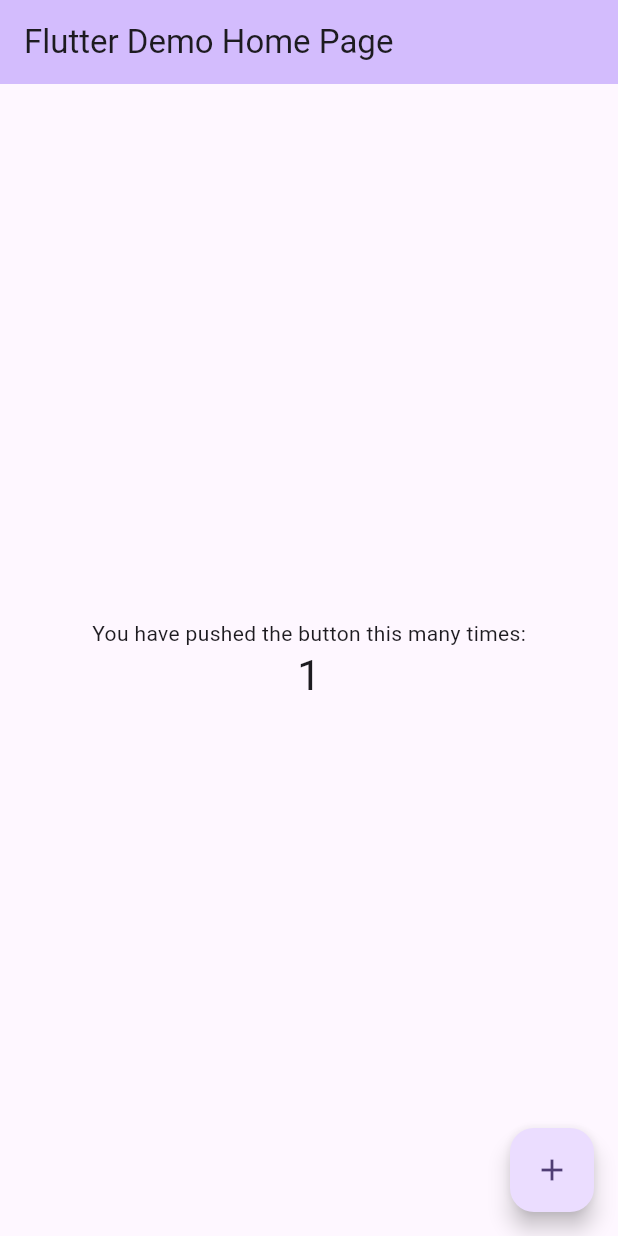
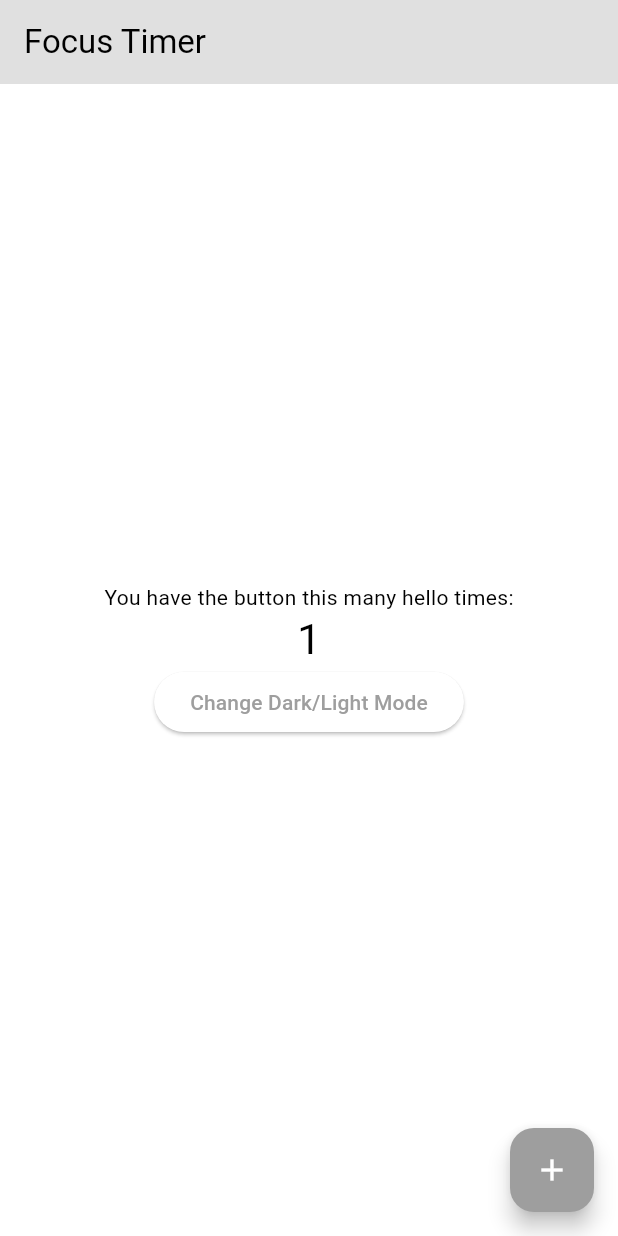
Before and after one commit to jobnbackpack/focus_timer, a Flutter app: the screen it shows after launch, after a tap on the "add" icon, on a phone screen of 412 x 824 dp. Run offline on Flutter 3.47's test engine with Material 3 defaults, Android fonts, the phone set to English and light mode, and no system bars.

Commit message:
feat: theme && theme provider

```diff
--- a/lib/main.dart
+++ b/lib/main.dart
@@ -1,7 +1,14 @@
 import 'package:flutter/material.dart';
+import 'package:focus_timer/ui/themes/theme_provider.dart';
+import 'package:provider/provider.dart';
 
 void main() {
-  runApp(const MyApp());
+  runApp(
+    ChangeNotifierProvider(
+      create: (context) => ThemeProvider(),
+      child: const MyApp(),
+    ),
+  );
 }
 
 class MyApp extends StatelessWidget {
@@ -11,42 +18,15 @@
   @override
   Widget build(BuildContext context) {
     return MaterialApp(
-      title: 'Flutter Demo',
-      theme: ThemeData(
-        // This is the theme of your application.
-        //
-        // TRY THIS: Try running your application with "flutter run". You'll see
-        // the application has a purple toolbar. Then, without quitting the app,
-        // try changing the seedColor in the colorScheme below to Colors.green
-        // and then invoke "hot reload" (save your changes or press the "hot
-        // reload" button in a Flutter-supported IDE, or press "r" if you used
-        // the command line to start the app).
-        //
-        // Notice that the counter didn't reset back to zero; the application
-        // state is not lost during the reload. To reset the state, use hot
-        // restart instead.
-        //
-        // This works for code too, not just values: Most code changes can be
-        // tested with just a hot reload.
-        colorScheme: ColorScheme.fromSeed(seedColor: Colors.deepPurple),
-        useMaterial3: true,
-      ),
-      home: const MyHomePage(title: 'Flutter Demo Home Page'),
+      title: 'Focus Timer',
+      theme: context.watch<ThemeProvider>().themeData,
+      home: const MyHomePage(title: 'Focus Timer'),
     );
   }
 }
 
 class MyHomePage extends StatefulWidget {
   const MyHomePage({super.key, required this.title});
-
-  // This widget is the home page of your application. It is stateful, meaning
-  // that it has a State object (defined below) that contains fields that affect
-  // how it looks.
-
-  // This class is the configuration for the state. It holds the values (in this
-  // case the title) provided by the parent (in this case the App widget) and
-  // used by the build method of the State. Fields in a Widget subclass are
-  // always marked "final".
 
   final String title;
 
@@ -59,59 +39,33 @@
 
   void _incrementCounter() {
     setState(() {
-      // This call to setState tells the Flutter framework that something has
-      // changed in this State, which causes it to rerun the build method below
-      // so that the display can reflect the updated values. If we changed
-      // _counter without calling setState(), then the build method would not be
-      // called again, and so nothing would appear to happen.
       _counter++;
     });
   }
 
   @override
   Widget build(BuildContext context) {
-    // This method is rerun every time setState is called, for instance as done
-    // by the _incrementCounter method above.
-    //
-    // The Flutter framework has been optimized to make rerunning build methods
-    // fast, so that you can just rebuild anything that needs updating rather
-    // than having to individually change instances of widgets.
     return Scaffold(
       appBar: AppBar(
-        // TRY THIS: Try changing the color here to a specific color (to
-        // Colors.amber, perhaps?) and trigger a hot reload to see the AppBar
-        // change color while the other colors stay the same.
-        backgroundColor: Theme.of(context).colorScheme.inversePrimary,
-        // Here we take the value from the MyHomePage object that was created by
-        // the App.build method, and use it to set our appbar title.
+        backgroundColor: Theme.of(context).colorScheme.background,
         title: Text(widget.title),
       ),
       body: Center(
-        // Center is a layout widget. It takes a single child and positions it
-        // in the middle of the parent.
         child: Column(
-          // Column is also a layout widget. It takes a list of children and
-          // arranges them vertically. By default, it sizes itself to fit its
-          // children horizontally, and tries to be as tall as its parent.
-          //
-          // Column has various properties to control how it sizes itself and
-          // how it positions its children. Here we use mainAxisAlignment to
-          // center the children vertically; the main axis here is the vertical
-          // axis because Columns are vertical (the cross axis would be
-          // horizontal).
-          //
-          // TRY THIS: Invoke "debug painting" (choose the "Toggle Debug Paint"
-          // action in the IDE, or press "p" in the console), to see the
-          // wireframe for each widget.
           mainAxisAlignment: MainAxisAlignment.center,
           children: <Widget>[
             const Text(
-              'You have pushed the button this many times:',
+              'You have the button this many hello times:',
             ),
             Text(
               '$_counter',
               style: Theme.of(context).textTheme.headlineMedium,
             ),
+            ElevatedButton(
+                onPressed: () {
+                  context.read<ThemeProvider>().toggleTheme();
+                },
+                child: const Text("Change Dark/Light Mode"))
           ],
         ),
       ),
--- /dev/null
+++ b/lib/ui/themes/dark_mode.dart
@@ -0,0 +1,11 @@
+import 'package:flutter/material.dart';
+
+ThemeData darkMode = ThemeData(
+  colorScheme: ColorScheme.dark(
+    background: const Color.fromARGB(255,20,20,20),
+    primary: const Color.fromARGB(255,122,122,122),
+    secondary: const Color.fromARGB(255,30,30,30),
+    tertiary: const Color.fromARGB(255,47,47,47),
+    inversePrimary: Colors.grey.shade300,
+  ),
+);
--- /dev/null
+++ b/lib/ui/themes/light_mode.dart
@@ -0,0 +1,11 @@
+import 'package:flutter/material.dart';
+
+ThemeData lightMode = ThemeData(
+  colorScheme: ColorScheme.light(
+    background: Colors.grey.shade300,
+    primary: Colors.grey.shade500,
+    secondary: Colors.grey.shade100,
+    tertiary: Colors.white,
+    inversePrimary: Colors.grey.shade700,
+  ),
+);
--- /dev/null
+++ b/lib/ui/themes/theme_provider.dart
@@ -0,0 +1,24 @@
+import 'package:flutter/material.dart';
+import 'package:focus_timer/ui/themes/dark_mode.dart';
+import 'package:focus_timer/ui/themes/light_mode.dart';
+
+class ThemeProvider with ChangeNotifier {
+  ThemeData _themeData = lightMode;
+
+  ThemeData get themeData => _themeData;
+
+  bool get isDarkMode => _themeData == darkMode;
+
+  set themeData(ThemeData themeData) {
+    _themeData = themeData;
+    notifyListeners();
+  }
+
+  void toggleTheme() {
+    if (_themeData == lightMode) {
+      themeData = darkMode;
+    } else {
+      themeData = lightMode;
+    }
+  }
+}
--- a/pubspec.yaml
+++ b/pubspec.yaml
@@ -35,6 +35,7 @@ dependencies:
   # The following adds the Cupertino Icons font to your application.
   # Use with the CupertinoIcons class for iOS style icons.
   cupertino_icons: ^1.0.6
+  provider: ^6.1.2
 
 dev_dependencies:
   flutter_test:
```
Also changed, not shown: lib/ui/pages/login.dart (added), pubspec.lock.
